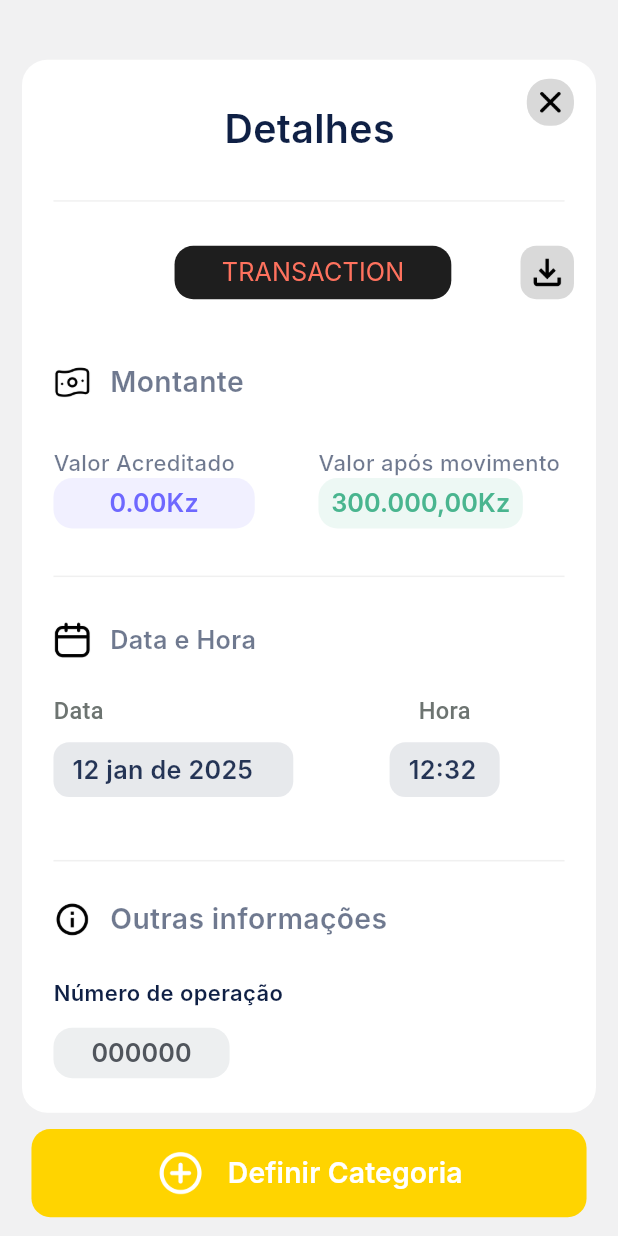
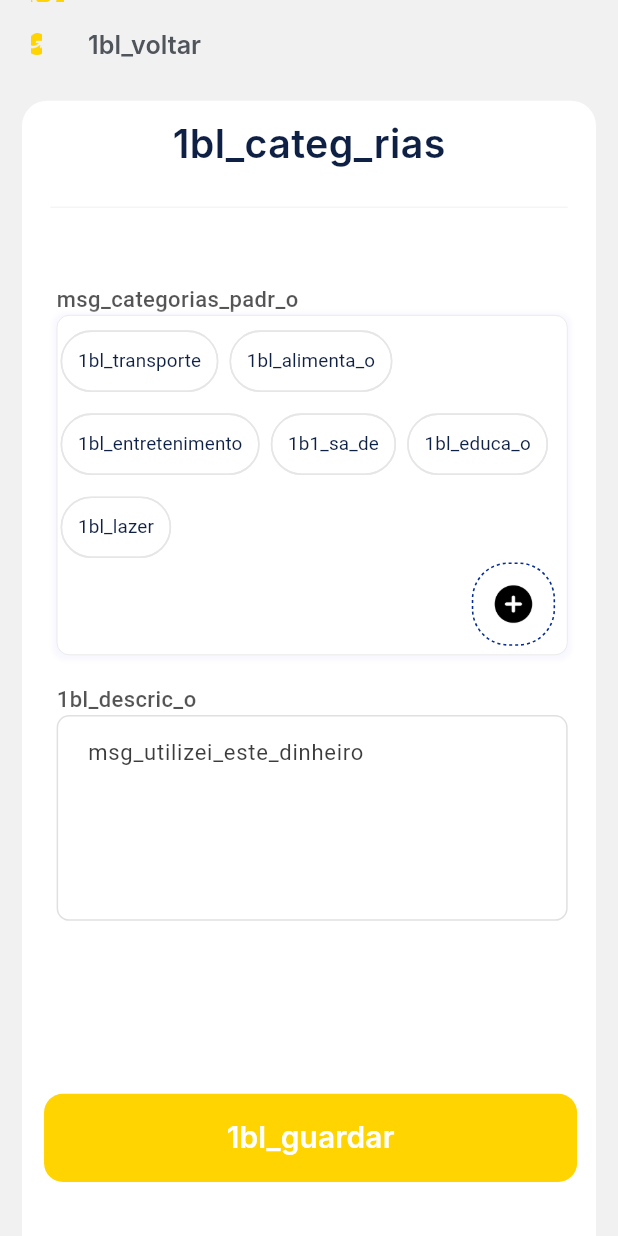
Before and after one commit to WUNDU/wundu-mobile, a Flutter app: the TransactionDetailsScreen screen opened by its route, after a tap on "Definir Categoria", on a phone screen of 412 x 824 dp. Run offline on Flutter 3.47's test engine with Material 3 defaults, Android fonts, the phone set to English and light mode, and no system bars; drawn by our look-alikes of dotted_border; our stand-ins replace cached_network_image, equatable, flutter_bloc, flutter_screenutil, flutter_svg, responsive_framework and 2 more; accounts and stored records are empty; Roboto replaces fonts that are missing (Inter, Poppins).

Commit message:
✨ feat: add category screen

```diff
--- a/lib/routes/app_routes.dart
+++ b/lib/routes/app_routes.dart
@@ -7,6 +7,7 @@ import 'package:wundu/views/auth/signup/signup_personal_data_screen.dart';
 import 'package:wundu/views/card/add_card_manual/add_card_manual_screen.dart';
 import 'package:wundu/views/onboarding/onboarding_screen.dart';
 import 'package:wundu/views/splash/splash_screen.dart';
+import 'package:wundu/views/transaction_details/add_category/add_category_screen.dart';
 import 'package:wundu/views/transaction_details/transaction_details_screen.dart';
 import 'package:wundu/widgets/main_scaffold.dart';
 
@@ -21,6 +22,8 @@ class AppRoutes {
   static const mainScreen = '/main_screen';
   static const addCardManualScreen = '/add_card_manual_screen';
   static const transactionDetailsScreen = '/transaction_details_screen';
+  static const addCategoryScreen = '/add_category_screen';
+
 
   static Map<String, WidgetBuilder> get routes => {
         loginScreen: LoginScreen.builder,
@@ -33,5 +36,6 @@ class AppRoutes {
         mainScreen: MainScaffold.builder,
         addCardManualScreen: AddCardManualScreen.builder,
         transactionDetailsScreen: TransactionDetailsScreen.builder,
+        addCategoryScreen: AddCategoryScreen.builder,
       };
 }
--- /dev/null
+++ b/lib/views/transaction_details/add_category/add_category_screen.dart
@@ -0,0 +1,266 @@
+import 'package:flutter/material.dart';
+import 'package:dotted_border/dotted_border.dart';
+import 'package:wundu/core/app_export.dart';
+import 'package:wundu/theme/custom_button_style.dart';
+import 'package:wundu/views/transaction_details/add_category/models/add_category_model.dart';
+import 'package:wundu/views/transaction_details/add_category/widget/view_category_item_widget.dart';
+import 'package:wundu/widgets/app_bar/appbar_subtitle_one.dart';
+import 'package:wundu/widgets/app_bar/custom_app_bar.dart';
+import 'package:wundu/widgets/custom_elevated_button.dart';
+import 'package:wundu/widgets/custom_icon_button.dart';
+import 'package:wundu/widgets/custom_text_form_field.dart';
+import 'bloc/add_category_bloc.dart';
+import 'models/view_category_item_model.dart';
+
+class AddCategoryScreen extends StatelessWidget {
+  const AddCategoryScreen({super.key});
+
+  static Widget builder(BuildContext context) {
+    return BlocProvider<AddCategoryBloc>(
+      create: (context) => AddCategoryBloc(
+        AddCategoryState(
+          addCategoryModelObj: AddCategoryModel(),
+        ),
+      )..add(AddCategoryInitialEvent()),
+      child: const AddCategoryScreen(),
+    );
+  }
+
+  @override
+  Widget build(BuildContext context) {
+    return Scaffold(
+      backgroundColor: appTheme.blueGray50,
+      appBar: _buildAppBar(context),
+      body: SafeArea(
+        top: false,
+        child: SizedBox(
+          width: double.maxFinite,
+          child: SingleChildScrollView(
+            child: Container(
+              width: double.maxFinite,
+              padding: EdgeInsets.only(
+                left: 14.h,
+                top: 8.h,
+                right: 14.h,
+              ),
+              child: Column(
+                children: [
+                  Container(
+                    width: double.maxFinite,
+                    padding: EdgeInsets.only(
+                      left: 12.h,
+                      top: 10.h,
+                      right: 12.h,
+                    ),
+                    decoration: AppDecoration.fillWhiteA700.copyWith(
+                      borderRadius: BorderRadiusStyle.roundedBorder16,
+                    ),
+                    child: Column(
+                      mainAxisSize: MainAxisSize.min,
+                      children: [
+                        Text(
+                          "1bl_categ_rias",
+                          style: CustomTextStyles.headlineSmallBluegray900,
+                        ),
+                        SizedBox(height: 22.h),
+                        SizedBox(
+                          width: double.maxFinite,
+                          child: Divider(
+                            color: appTheme.gray30003.withValues(
+                              alpha: 0.4,
+                            ),
+                            indent: 6.h,
+                            endIndent: 6.h,
+                          ),
+                        ),
+                        SizedBox(height: 48.h),
+                        _buildCategorySection(context),
+                        SizedBox(height: 18.h),
+                        _buildDescriptionSection(context),
+                        SizedBox(height: 110.h),
+                        CustomElevatedButton(
+                          height: 56.h,
+                          text: "1bl_guardar",
+                          margin: EdgeInsets.only(left: 2.h),
+                          buttonStyle: CustomButtonStyles.fillYellowA,
+                          buttonTextStyle:
+                              CustomTextStyles.titleMediumWhiteA700SemiBold,
+                          onPressed: () {
+                            onTapGuardar(context);
+                          },
+                        ),
+                        SizedBox(height: 18.h),
+                        SizedBox(height: 42.h),
+                      ],
+                    ),
+                  ),
+                ],
+              ),
+            ),
+          ),
+        ),
+      ),
+    );
+  }
+
+  PreferredSizeWidget _buildAppBar(BuildContext context) {
+    return CustomAppBar(
+      height: 56.h,
+      leadingWidth: 41.h,
+      leading: Container(
+        height: 14.h,
+        width: 21.h,
+        margin: EdgeInsets.only(left: 20.h),
+        child: Stack(
+          children: [
+            CustomImageView(
+              imagePath: ImageConstant.logo,
+              height: 1.h,
+              width: double.maxFinite,
+            ),
+            CustomImageView(
+              imagePath: ImageConstant.logo,
+              height: 14.h,
+              width: 8.h,
+              alignment: Alignment.centerLeft,
+              margin: EdgeInsets.only(right: 14.h),
+            ),
+          ],
+        ),
+      ),
+      title: AppbarSubtitleOne(
+        text: "1bl_voltar",
+        margin: EdgeInsets.only(left: 15.h),
+      ),
+    );
+  }
+
+  Widget _buildCategorySection(BuildContext context) {
+    return Container(
+      width: double.maxFinite,
+      margin: EdgeInsets.only(
+        left: 10.h,
+        right: 6.h,
+      ),
+      child: Column(
+        crossAxisAlignment: CrossAxisAlignment.start,
+        children: [
+          Text(
+            "msg_categorias_padr_o",
+            style: theme.textTheme.titleSmall,
+          ),
+          Container(
+            width: double.maxFinite,
+            padding: EdgeInsets.symmetric(
+              horizontal: 2.h,
+              vertical: 6.h,
+            ),
+            decoration: AppDecoration.outlineGray30003.copyWith(
+              borderRadius: BorderRadiusStyle.roundedBorder8,
+            ),
+            child: Column(
+              mainAxisSize: MainAxisSize.min,
+              crossAxisAlignment: CrossAxisAlignment.end,
+              mainAxisAlignment: MainAxisAlignment.center,
+              children: [
+                SizedBox(
+                  width: double.maxFinite,
+                  child: BlocSelector<AddCategoryBloc, AddCategoryState,
+                      AddCategoryModel?>(
+                    selector: (state) => state.addCategoryModelObj,
+                    builder: (context, addCategoryModelObj) {
+                      return Wrap(
+                        runSpacing: 7.h,
+                        spacing: 7.h,
+                        children: List<Widget>.generate(
+                          addCategoryModelObj?.viewCategoryItemList.length ?? 0,
+                          (index) {
+                            ViewCategoryItemModel model = addCategoryModelObj
+                                    ?.viewCategoryItemList[index] ??
+                                ViewCategoryItemModel();
+                            return ViewCategoryItemWidget(
+                              model,
+                            );
+                          },
+                        ),
+                      );
+                    },
+                  ),
+                ),
+                Padding(
+                  padding: EdgeInsets.only(right: 6.h),
+                  child: DottedBorder(
+                    color: appTheme.indigo900,
+                    padding: EdgeInsets.only(
+                      left: 1.h,
+                      top: 1.h,
+                      right: 1.h,
+                      bottom: 1.h,
+                    ),
+                    strokeWidth: 1.h,
+                    radius: Radius.circular(24),
+                    borderType: BorderType.RRect,
+                    dashPattern: [2, 2],
+                    child: CustomIconButton(
+                      height: 50.h,
+                      width: 50.h,
+                      padding: EdgeInsets.all(12.h),
+                      decoration: IconButtonStyleHelper.outlineIndigo,
+                      child: CustomImageView(
+                        imagePath: ImageConstant.circlePlus,
+                      ),
+                    ),
+                  ),
+                ),
+              ],
+            ),
+          ),
+        ],
+      ),
+    );
+  }
+
+  Widget _buildDescriptionSection(BuildContext context) {
+    return Container(
+      width: double.maxFinite,
+      margin: EdgeInsets.only(
+        left: 10.h,
+        right: 6.h,
+      ),
+      child: Column(
+        crossAxisAlignment: CrossAxisAlignment.start,
+        children: [
+          Text(
+            "1bl_descric_o",
+            style: theme.textTheme.titleSmall,
+          ),
+          BlocSelector<AddCategoryBloc, AddCategoryState,
+              TextEditingController?>(
+            selector: (state) => state.descriptionController,
+            builder: (context, descriptionController) {
+              return CustomTextFormField(
+                controller: descriptionController,
+                hintText: "msg_utilizei_este_dinheiro",
+                hintStyle: CustomTextStyles.bodyMediumPoppins1Black90001,
+                textInputAction: TextInputAction.done,
+                maxLines: 5,
+                contentPadding: EdgeInsets.fromLTRB(16.h, 14.h, 16.h, 12.h),
+              );
+            },
+          ),
+        ],
+      ),
+    );
+  }
+
+  void onTapGuardar(BuildContext context) {
+    showDialog(
+      context: context,
+      builder: (context) => AlertDialog(
+        // content: .builder(context),
+        backgroundColor: Colors.transparent,
+        insetPadding: EdgeInsets.zero,
+      ),
+    );
+  }
+}
--- /dev/null
+++ b/lib/views/transaction_details/add_category/bloc/add_category_bloc.dart
@@ -0,0 +1,63 @@
+import 'package:flutter/material.dart';
+import 'package:equatable/equatable.dart';
+import 'package:wundu/core/app_export.dart';
+import 'package:wundu/views/transaction_details/add_category/models/add_category_model.dart';
+import 'package:wundu/views/transaction_details/add_category/models/view_category_item_model.dart';
+part 'add_category_event.dart';
+part 'add_category_state.dart';
+
+/// A bloc that manages the state of AddCategory
+class AddCategoryBloc extends Bloc<AddCategoryEvent, AddCategoryState> {
+  AddCategoryBloc(super.initialState) {
+    on<AddCategoryInitialEvent>(_onInitialize);
+    on<UpdateChipViewEvent>(_updateChipView);
+  }
+
+  Future<void> _onInitialize(
+    AddCategoryInitialEvent event,
+    Emitter<AddCategoryState> emit,
+  ) async {
+    emit(
+      state.copyWith(
+        descriptionController: TextEditingController(),
+      ),
+    );
+    emit(
+      state.copyWith(
+        addCategoryModelObj: state.addCategoryModelObj?.copyWith(
+          viewCategoryItemList: fillViewCategoryItemList(),
+        ),
+      ),
+    );
+  }
+
+  void _updateChipView(
+    UpdateChipViewEvent event,
+    Emitter<AddCategoryState> emit,
+  ) {
+    List<ViewCategoryItemModel> newList = List<ViewCategoryItemModel>.from(
+        state.addCategoryModelObj!.viewCategoryItemList);
+    newList[event.index] = newList[event.index].copyWith(
+      isSelected: event.isSelected,
+    );
+
+    emit(
+      state.copyWith(
+        addCategoryModelObj: state.addCategoryModelObj?.copyWith(
+          viewCategoryItemList: newList,
+        ),
+      ),
+    );
+  }
+
+  List<ViewCategoryItemModel> fillViewCategoryItemList() {
+    return [
+      ViewCategoryItemModel(transporteOne: "1bl_transporte"),
+      ViewCategoryItemModel(transporteOne: "1bl_alimenta_o"),
+      ViewCategoryItemModel(transporteOne: "1bl_entretenimento"),
+      ViewCategoryItemModel(transporteOne: "1b1_sa_de"),
+      ViewCategoryItemModel(transporteOne: "1bl_educa_o"),
+      ViewCategoryItemModel(transporteOne: "1bl_lazer"),
+    ];
+  }
+}
--- /dev/null
+++ b/lib/views/transaction_details/add_category/bloc/add_category_event.dart
@@ -0,0 +1,28 @@
+part of 'add_category_bloc.dart';
+
+/// Abstract class for all events that can be dispatched from the
+/// AddCategory widget.
+
+/// Events must be immutable and implement the [Equatable] interface.
+abstract class AddCategoryEvent extends Equatable {
+  @override
+  List<Object?> get props => [];
+}
+
+/// Event that is dispatched when the AddCategory widget is initialized.
+class AddCategoryInitialEvent extends AddCategoryEvent {
+  @override
+  List<Object?> get props => [];
+}
+
+/// Event for changing ChipView selection.
+// ignore_for_file: must_be_immutable
+class UpdateChipViewEvent extends AddCategoryEvent {
+  UpdateChipViewEvent({required this.index, this.isSelected});
+
+  final int index;
+  final bool? isSelected;
+
+  @override
+  List<Object?> get props => [index, isSelected];
+}
--- /dev/null
+++ b/lib/views/transaction_details/add_category/bloc/add_category_state.dart
@@ -0,0 +1,30 @@
+part of 'add_category_bloc.dart';
+
+/// Represents the state of AddCategory in the application.
+// ignore: must_be_immutable
+class AddCategoryState extends Equatable {
+  AddCategoryState({
+    this.descriptionController,
+    this.addCategoryModelObj,
+  });
+
+  TextEditingController? descriptionController;
+  AddCategoryModel? addCategoryModelObj;
+
+  @override
+  List<Object?> get props => [
+        descriptionController,
+        addCategoryModelObj,
+      ];
+
+  AddCategoryState copyWith({
+    TextEditingController? descriptionController,
+    AddCategoryModel? addCategoryModelObj,
+  }) {
+    return AddCategoryState(
+      descriptionController:
+          descriptionController ?? this.descriptionController,
+      addCategoryModelObj: addCategoryModelObj ?? this.addCategoryModelObj,
+    );
+  }
+}
--- /dev/null
+++ b/lib/views/transaction_details/add_category/models/add_category_model.dart
@@ -0,0 +1,23 @@
+import 'package:equatable/equatable.dart';
+import 'package:wundu/views/transaction_details/add_category/models/view_category_item_model.dart';
+
+/// This class defines the variables used in the [tela_movimento_detalhes_add_categ]
+/// and is typically used to hold data that is passed between different parts of the app.
+
+// ignore_for_file: must_be_immutable
+class AddCategoryModel extends Equatable {
+  AddCategoryModel({this.viewCategoryItemList = const []});
+
+  List<ViewCategoryItemModel> viewCategoryItemList;
+
+  AddCategoryModel copyWith(
+      {List<ViewCategoryItemModel>? viewCategoryItemList}) {
+    return AddCategoryModel(
+      viewCategoryItemList:
+          viewCategoryItemList ?? this.viewCategoryItemList,
+    );
+  }
+
+  @override
+  List<Object?> get props => [viewCategoryItemList];
+}
--- /dev/null
+++ b/lib/views/transaction_details/add_category/models/view_category_item_model.dart
@@ -0,0 +1,27 @@
+import 'package:equatable/equatable.dart';
+
+/// This class is used in the [view_category_item_widget] screen.
+
+// ignore_for_file: must_be_immutable
+class ViewCategoryItemModel extends Equatable {
+  ViewCategoryItemModel({this.transporteOne, this.isSelected}) {
+    transporteOne = transporteOne ?? "transporte";
+    isSelected = isSelected ?? false;
+  }
+
+  String? transporteOne;
+  bool? isSelected;
+
+  ViewCategoryItemModel copyWith({
+    String? transporteOne,
+    bool? isSelected,
+  }) {
+    return ViewCategoryItemModel(
+      transporteOne: transporteOne ?? this.transporteOne,
+      isSelected: isSelected ?? this.isSelected,
+    );
+  }
+
+  @override
+  List<Object?> get props => [transporteOne, isSelected];
+}
--- /dev/null
+++ b/lib/views/transaction_details/add_category/widget/view_category_item_widget.dart
@@ -0,0 +1,55 @@
+import 'package:flutter/material.dart';
+import 'package:wundu/core/app_export.dart';
+import 'package:wundu/views/transaction_details/add_category/models/view_category_item_model.dart';
+
+// ignore_for_file: must_be_immutable
+class ViewCategoryItemWidget extends StatelessWidget {
+  const ViewCategoryItemWidget(this.viewCategoryItemModelObj,
+      {super.key, this.onSelectedChipView});
+
+  final ViewCategoryItemModel viewCategoryItemModelObj;
+  final Function(bool)? onSelectedChipView;
+
+  @override
+  Widget build(BuildContext context) {
+    return Theme(
+      data: ThemeData(
+        canvasColor: Colors.transparent,
+      ),
+      child: RawChip(
+        padding: EdgeInsets.all(10.h),
+        showCheckmark: false,
+        labelPadding: EdgeInsets.zero,
+        label: Text(
+          viewCategoryItemModelObj.transporteOne!,
+          style: TextStyle(
+            color: (viewCategoryItemModelObj.isSelected ?? false)
+                ? appTheme.whiteA700
+                : appTheme.blueGray900,
+            fontSize: 12.fSize,
+            fontFamily: 'Poppins',
+            fontWeight: FontWeight.w400,
+          ),
+        ),
+        selected: (viewCategoryItemModelObj.isSelected ?? false),
+        backgroundColor: Colors.transparent,
+        selectedColor: appTheme.amber400,
+        shape: (viewCategoryItemModelObj.isSelected ?? false)
+            ? RoundedRectangleBorder(
+                side: BorderSide.none,
+                borderRadius: BorderRadius.circular(20.h),
+              )
+            : RoundedRectangleBorder(
+                side: BorderSide(
+                  color: appTheme.gray30003,
+                  width: 1.h,
+                ),
+                borderRadius: BorderRadius.circular(20.h),
+              ),
+        onSelected: (value) {
+          onSelectedChipView?.call(value);
+        },
+      ),
+    );
+  }
+}
--- a/lib/views/transaction_details/transaction_details_screen.dart
+++ b/lib/views/transaction_details/transaction_details_screen.dart
@@ -417,6 +417,9 @@ class TransactionDetailsScreen extends StatelessWidget {
       ),
       buttonStyle: CustomButtonStyles.fillYellowA,
       buttonTextStyle: CustomTextStyles.titleMediumWhiteA700,
+      onPressed: () {
+        NavigatorService.pushNamed(AppRoutes.addCategoryScreen);
+      },
     );
   }
 
--- /dev/null
+++ b/lib/widgets/app_bar/appbar_subtitle_one.dart
@@ -0,0 +1,30 @@
+import 'package:flutter/material.dart';
+import '../../core/app_export.dart';
+
+class AppbarSubtitleOne extends StatelessWidget {
+  const AppbarSubtitleOne({super.key, required this.text, this.onTap, this.margin});
+
+  final String text;
+
+  final Function? onTap;
+
+  final EdgeInsetsGeometry? margin;
+
+  @override
+  Widget build(BuildContext context) {
+    return Padding(
+      padding: margin ?? EdgeInsets.zero,
+      child: GestureDetector(
+        onTap: () {
+          onTap?.call();
+        },
+        child: Text(
+          text,
+          style: CustomTextStyles.titleMediumBluegray700.copyWith(
+            color: appTheme.blueGray700,
+          ),
+        ),
+      ),
+    );
+  }
+}
--- /dev/null
+++ b/lib/widgets/app_bar/custom_app_bar.dart
@@ -0,0 +1,75 @@
+import 'package:flutter/material.dart';
+import '../../core/app_export.dart';
+
+enum Style { bgFillwhiteA700_1, bgFillWhiteA700 }
+
+class CustomAppBar extends StatelessWidget implements PreferredSizeWidget {
+  CustomAppBar({
+    Key? key,
+    this.height,
+    this.shape,
+    this.styleType,
+    this.leadingWidth,
+    this.leading,
+    this.title,
+    this.centerTitle,
+    this.actions,
+  }) : super(key: key);
+
+  final double? height;
+  final ShapeBorder? shape;
+  final Style? styleType;
+  final double? leadingWidth;
+  final Widget? leading;
+  final Widget? title;
+  final bool? centerTitle;
+  final List<Widget>? actions;
+
+  @override
+  Widget build(BuildContext context) {
+    return AppBar(
+      elevation: 0,
+      shape: shape,
+      toolbarHeight: height ?? 74.h,
+      automaticallyImplyLeading: false,
+      backgroundColor: Colors.transparent,
+      flexibleSpace: getStyle(),
+      leadingWidth: leadingWidth ?? 0,
+      leading: leading,
+      title: title,
+      titleSpacing: 0,
+      centerTitle: centerTitle ?? false,
+      actions: actions,
+    );
+  }
+
+  @override
+  Size get preferredSize => Size(
+        SizeUtils.width,
+        height ?? 74.h,
+      );
+
+  Widget? getStyle() {
+    switch (styleType) {
+      case Style.bgFillwhiteA700_1:
+        return Container(
+          height: 80.h,
+          width: 372.h,
+          decoration: BoxDecoration(
+            color: appTheme.whiteA700,
+            borderRadius: BorderRadius.circular(40.h),
+          ),
+        );
+      case Style.bgFillWhiteA700:
+        return Container(
+          height: 74.h,
+          width: 392.h,
+          decoration: BoxDecoration(
+            color: appTheme.whiteA700,
+          ),
+        );
+      default:
+        return null;
+    }
+  }
+}
```
